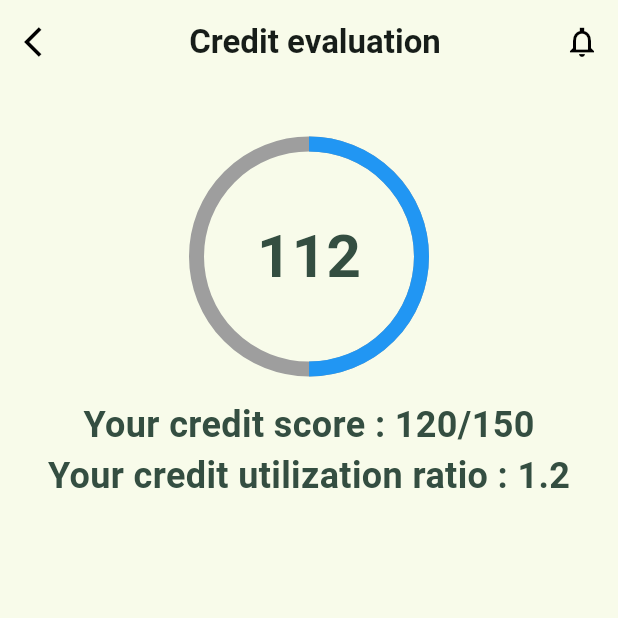
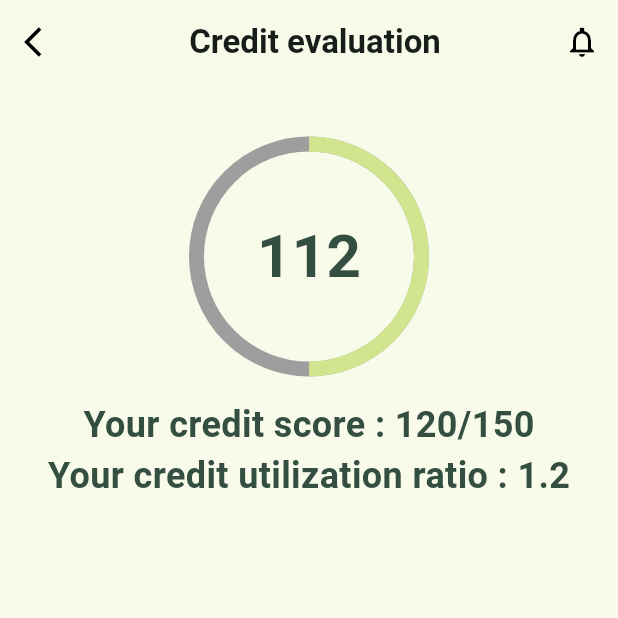
Before and after one commit to Venture-Xs/Fasal_App, a Flutter app: the CreditScore screen opened directly, on a phone screen of 412 x 824 dp, the top half of it. Run offline on Flutter 3.47's test engine with Material 3 defaults, Android fonts, the phone set to English and light mode, and no system bars; our stand-ins replace page_transition, weather.

Commit message:
change color

```diff
--- a/lib/pages/HomePageOptions/CreditScore/credit_score.dart
+++ b/lib/pages/HomePageOptions/CreditScore/credit_score.dart
@@ -51,8 +51,11 @@ class _CreditScoreState extends State<CreditScore> {
                             0.5, // Optional: use this to set a progress value (0.0 to 1.0)
                         backgroundColor: Colors
                             .grey, // Optional: use this to set the background color
-                        valueColor: AlwaysStoppedAnimation<Color>(Colors
-                            .blue), // Optional: use this to set the progress color
+                        valueColor: AlwaysStoppedAnimation<Color>(Color.fromARGB(
+                            255,
+                            209,
+                            229,
+                            143)), // Optional: use this to set the progress color
                         strokeWidth:
                             10.0, // Optional: use this to set the width of the progress bar
                       )),
```
